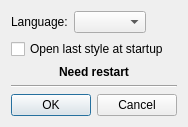
This is options.ui in HappySeaFox/qsseditor as Qt 5 draws it before an edit. The edited form follows.
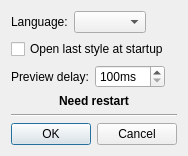
This is the edited form.

Commit message: Added preview delay option

What changed in the file:
```diff
--- a/options.ui
+++ b/options.ui
@@ -7,30 +7,13 @@
     <x>0</x>
     <y>0</y>
     <width>188</width>
-    <height>126</height>
+    <height>154</height>
    </rect>
   </property>
   <property name="windowTitle">
    <string>Options</string>
   </property>
   <layout class="QGridLayout" name="gridLayout">
-   <item row="1" column="0">
-    <widget class="QCheckBox" name="checkOpenLast">
-     <property name="text">
-      <string>Open last style at startup</string>
-     </property>
-    </widget>
-   </item>
-   <item row="6" column="0">
-    <widget class="QDialogButtonBox" name="buttonBox">
-     <property name="orientation">
-      <enum>Qt::Horizontal</enum>
-     </property>
-     <property name="standardButtons">
-      <set>QDialogButtonBox::Cancel|QDialogButtonBox::Ok</set>
-     </property>
-    </widget>
-   </item>
    <item row="0" column="0">
     <layout class="QHBoxLayout" name="horizontalLayout">
      <item>
@@ -68,6 +51,63 @@
      </item>
     </layout>
    </item>
+   <item row="1" column="0">
+    <widget class="QCheckBox" name="checkOpenLast">
+     <property name="text">
+      <string>Open last style at startup</string>
+     </property>
+    </widget>
+   </item>
+   <item row="2" column="0">
+    <layout class="QHBoxLayout" name="horizontalLayout_2">
+     <item>
+      <widget class="QLabel" name="label_2">
+       <property name="text">
+        <string>Preview delay:</string>
+       </property>
+      </widget>
+     </item>
+     <item>
+      <widget class="QSpinBox" name="spinPreviewDelay">
+       <property name="suffix">
+        <string>ms</string>
+       </property>
+       <property name="minimum">
+        <number>100</number>
+       </property>
+       <property name="maximum">
+        <number>5000</number>
+       </property>
+      </widget>
+     </item>
+     <item>
+      <spacer name="horizontalSpacer_2">
+       <property name="orientation">
+        <enum>Qt::Horizontal</enum>
+       </property>
+       <property name="sizeHint" stdset="0">
+        <size>
+         <width>40</width>
+         <height>20</height>
+        </size>
+       </property>
+      </spacer>
+     </item>
+    </layout>
+   </item>
+   <item row="3" column="0">
+    <spacer name="verticalSpacer">
+     <property name="orientation">
+      <enum>Qt::Vertical</enum>
+     </property>
+     <property name="sizeHint" stdset="0">
+      <size>
+       <width>20</width>
+       <height>0</height>
+      </size>
+     </property>
+    </spacer>
+   </item>
    <item row="4" column="0">
     <widget class="QLabel" name="labelRestart">
      <property name="font">
@@ -84,19 +124,6 @@
      </property>
     </widget>
    </item>
-   <item row="2" column="0">
-    <spacer name="verticalSpacer">
-     <property name="orientation">
-      <enum>Qt::Vertical</enum>
-     </property>
-     <property name="sizeHint" stdset="0">
-      <size>
-       <width>20</width>
-       <height>0</height>
-      </size>
-     </property>
-    </spacer>
-   </item>
    <item row="5" column="0">
     <widget class="Line" name="line">
      <property name="orientation">
@@ -104,6 +131,16 @@
      </property>
     </widget>
    </item>
+   <item row="6" column="0">
+    <widget class="QDialogButtonBox" name="buttonBox">
+     <property name="orientation">
+      <enum>Qt::Horizontal</enum>
+     </property>
+     <property name="standardButtons">
+      <set>QDialogButtonBox::Cancel|QDialogButtonBox::Ok</set>
+     </property>
+    </widget>
+   </item>
   </layout>
  </widget>
  <tabstops>
```
Left out of the diff: 1 changed line with no effect on the pictures. The commit also changes 5 other files.
